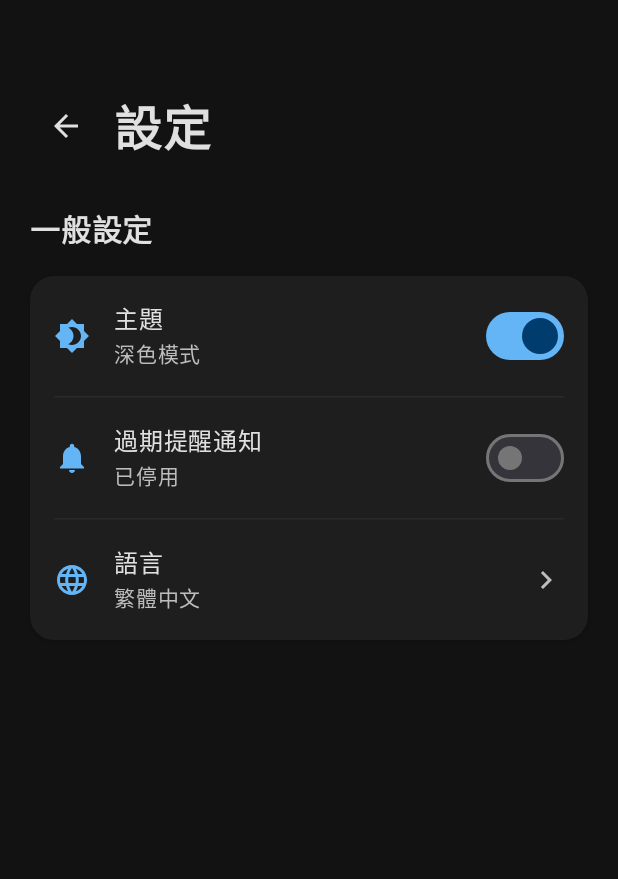
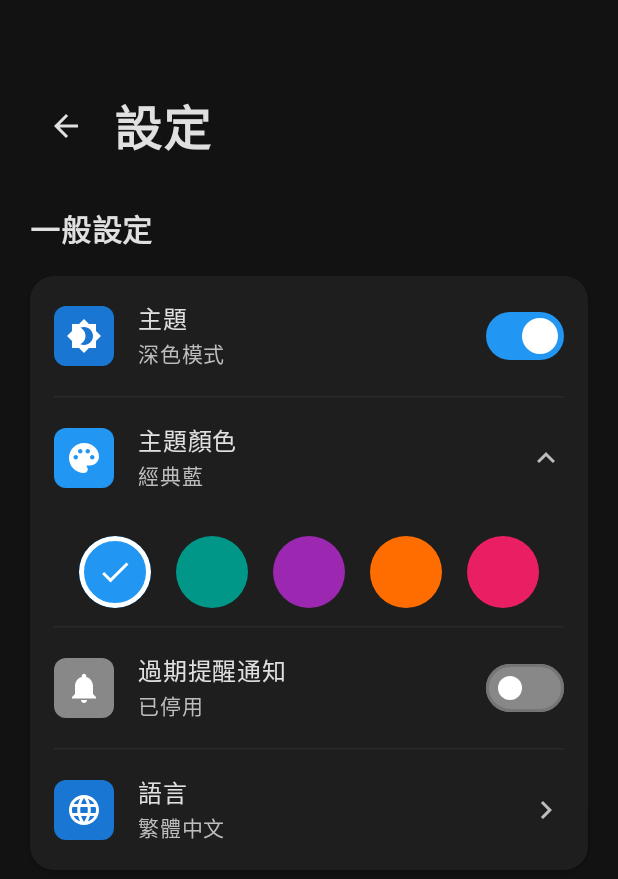
Before and after one commit to kylecheng3146/Fridger, an Android app built with Jetpack Compose: the screen it shows after launch (MainActivity), after a tap on "過期提醒通知", on a phone screen of 412 x 824 dp. Shown: the top 879 px of the screen. Run offline under Robolectric (Android 15) with nearby library versions, the phone set to English and light mode, and no system bars; our stand-ins replace Compose Multiplatform resources; 3 other taps on this screen came first.

Commit message:
feat(settings): 新增主題顏色選擇功能
  提出方案:
   - 在應用程式設定中引入主題顏色選擇功能，允許使用者自訂應用程式的視覺主題。

  主要變更內容：

   - 在 SettingsScreen 中新增主題顏色選擇區塊，提供多種預設顏色選項供使用者選擇。
   - 使用者選擇的主題顏色將即時應用於應用程式的 UI 元素，包括按鈕、圖示和背景等。
   - App.kt 更新以傳遞選定的主題顏色至 FridgerTheme 和 SettingsScreen。

  技術改進：

   - 定義 ThemeColor 列舉，包含多種預設主題顏色及其對應的 Material Design 顏色值（primary, primaryDark,
     primaryLight）。
   - 修改 Theme.kt 中的 LightColorScheme 和 DarkColorScheme，使其能夠根據選定的 ThemeColor 動態生成顏色方案。
   - SettingsViewModel 新增 onThemeColorChange 方法，用於管理和更新主題顏色狀態。
   - 優化 SettingsScreen 中 Switch 元件的顏色，使其與選定的主題顏色保持一致。
   - 調整 SettingsItem 中的圖示背景顏色，使其能夠動態適應選定的主題顏色。

  其他優化：

   - 提升使用者體驗，提供更豐富的個人化選項。
   - 改善應用程式的視覺一致性和美觀性。

  影響範圍：

   - 主要影響應用程式的設定頁面和整體視覺主題。
   - 對現有功能無負面影響，所有原有設定功能（如深色模式、通知設定、語言選擇等）保持正常運作。

  驗證求解：

   - 手動測試：
   - 選擇不同的主題顏色，確認應用程式 UI 元素（如頂部欄、按鈕、開關、圖示背景）的顏色隨之改變。
   - 確認設定頁面中的所有開關和圖示背景顏色正確顯示，並與選定的主題顏色協調。

   - 功能驗證：
   - 確認主題顏色選擇功能正常運作，使用者可以順利切換不同的主題顏色。

   - 回歸測試：
   - 確認現有設定功能（如通知開關、提醒天數設定、音效開關、震動開關、語言選擇）未受影響，仍能正常使用。

   - 邊界與異常測試：
   - 快速切換主題顏色和深色模式，確認 UI 穩定性，無閃爍或異常顯示。

```diff
--- a/composeApp/src/commonMain/kotlin/fridger/com/io/App.kt
+++ b/composeApp/src/commonMain/kotlin/fridger/com/io/App.kt
@@ -7,6 +7,7 @@ import androidx.compose.runtime.remember
 import androidx.compose.runtime.setValue
 import fridger.com.io.presentation.home.HomeScreen
 import fridger.com.io.presentation.settings.SettingsScreen
+import fridger.com.io.presentation.settings.ThemeColor
 import fridger.com.io.ui.theme.FridgerTheme
 import org.jetbrains.compose.ui.tooling.preview.Preview
 
@@ -15,19 +16,26 @@ import org.jetbrains.compose.ui.tooling.preview.Preview
 @Preview
 fun App() {
     var isDarkTheme by remember { mutableStateOf(false) }
+    var selectedThemeColor by remember { mutableStateOf(ThemeColor.BLUE) }
     var currentScreen by remember { mutableStateOf(Screen.Home) }
 
-    FridgerTheme(darkTheme = isDarkTheme) {
+    FridgerTheme(
+        darkTheme = isDarkTheme,
+        themeColor = selectedThemeColor
+    ) {
         when (currentScreen) {
             Screen.Home -> {
                 HomeScreen(
                     onSettingsClick = { currentScreen = Screen.Settings }
                 )
             }
+
             Screen.Settings -> {
                 SettingsScreen(
                     isDarkTheme = isDarkTheme,
+                    selectedThemeColor = selectedThemeColor,
                     onThemeChange = { isDarkTheme = it },
+                    onThemeColorChange = { selectedThemeColor = it },
                     onBackClick = { currentScreen = Screen.Home }
                 )
             }
--- a/composeApp/src/commonMain/kotlin/fridger/com/io/presentation/settings/SettingsScreen.kt
+++ b/composeApp/src/commonMain/kotlin/fridger/com/io/presentation/settings/SettingsScreen.kt
@@ -3,9 +3,11 @@
 package fridger.com.io.presentation.settings
 
 import androidx.compose.foundation.background
+import androidx.compose.foundation.border
 import androidx.compose.foundation.clickable
 import androidx.compose.foundation.layout.*
 import androidx.compose.foundation.rememberScrollState
+import androidx.compose.foundation.shape.CircleShape
 import androidx.compose.foundation.shape.RoundedCornerShape
 import androidx.compose.foundation.verticalScroll
 import androidx.compose.material.icons.Icons
@@ -15,6 +17,7 @@ import androidx.compose.runtime.*
 import androidx.compose.ui.Alignment
 import androidx.compose.ui.Modifier
 import androidx.compose.ui.draw.clip
+import androidx.compose.ui.graphics.Color
 import androidx.compose.ui.text.font.FontWeight
 import androidx.compose.ui.unit.dp
 import androidx.compose.ui.unit.sp
@@ -23,16 +26,19 @@ import fridger.com.io.ui.theme.AppColors
 @Composable
 fun SettingsScreen(
     isDarkTheme: Boolean,
+    selectedThemeColor: ThemeColor,
     onThemeChange: (Boolean) -> Unit,
+    onThemeColorChange: (ThemeColor) -> Unit,
     onBackClick: () -> Unit,
     modifier: Modifier = Modifier
 ) {
     val viewModel = remember { SettingsViewModel() }
     val uiState by viewModel.uiState.collectAsState()
 
-    // Update dark theme state from parent
-    LaunchedEffect(isDarkTheme) {
+    // Update states from parent
+    LaunchedEffect(isDarkTheme, selectedThemeColor) {
         viewModel.onThemeChange(isDarkTheme)
+        viewModel.onThemeColorChange(selectedThemeColor)
     }
 
     Column(
@@ -51,6 +57,7 @@ fun SettingsScreen(
             // Theme Setting
             SettingsItem(
                 icon = Icons.Default.Brightness4,
+                iconBackgroundColor = uiState.selectedThemeColor.primaryDark,
                 title = "主題",
                 subtitle = if (uiState.isDarkTheme) "深色模式" else "淺色模式",
                 onClick = {
@@ -64,8 +71,80 @@ fun SettingsScreen(
                     onCheckedChange = { newTheme ->
                         viewModel.onThemeChange(newTheme)
                         onThemeChange(newTheme)
+                    },
+                    colors = SwitchDefaults.colors(
+                        checkedThumbColor = Color.White,
+                        checkedTrackColor = uiState.selectedThemeColor.primary,
+                        uncheckedThumbColor = Color.White,
+                        uncheckedTrackColor = Color.Gray
+                    )
+                )
             }
+
+            HorizontalDivider(
+                modifier = Modifier.padding(horizontal = 16.dp),
+                color = MaterialTheme.colorScheme.outlineVariant.copy(alpha = 0.3f)
             )
+
+            // Theme Color Setting
+            var showThemeColorPicker by remember { mutableStateOf(false) }
+
+            SettingsItem(
+                icon = Icons.Default.Palette,
+                iconBackgroundColor = uiState.selectedThemeColor.primary,
+                title = "主題顏色",
+                subtitle = uiState.selectedThemeColor.displayName,
+                onClick = { showThemeColorPicker = !showThemeColorPicker }
+            ) {
+                Icon(
+                    imageVector = if (showThemeColorPicker) Icons.Default.ExpandLess else Icons.Default.ChevronRight,
+                    contentDescription = null,
+                    tint = MaterialTheme.colorScheme.onSurfaceVariant
+                )
+            }
+
+            // Theme Color Picker
+            if (showThemeColorPicker) {
+                Row(
+                    modifier = Modifier
+                        .fillMaxWidth()
+                        .padding(horizontal = 16.dp, vertical = 12.dp),
+                    horizontalArrangement = Arrangement.SpaceEvenly
+                ) {
+                    ThemeColor.values().forEach { themeColor ->
+                        Box(
+                            modifier = Modifier
+                                .size(48.dp)
+                                .clip(CircleShape)
+                                .background(themeColor.primary)
+                                .clickable {
+                                    viewModel.onThemeColorChange(themeColor)
+                                    onThemeColorChange(themeColor)
+                                }
+                                .then(
+                                    if (uiState.selectedThemeColor==themeColor) {
+                                        Modifier.border(
+                                            width = 3.dp,
+                                            color = if (uiState.isDarkTheme) Color.White else Color.Black,
+                                            shape = CircleShape
+                                        )
+                                    } else {
+                                        Modifier
+                                    }
+                                ),
+                            contentAlignment = Alignment.Center
+                        ) {
+                            if (uiState.selectedThemeColor==themeColor) {
+                                Icon(
+                                    imageVector = Icons.Default.Check,
+                                    contentDescription = null,
+                                    tint = Color.White,
+                                    modifier = Modifier.size(24.dp)
+                                )
+                            }
+                        }
+                    }
+                }
             }
 
             HorizontalDivider(
@@ -76,6 +155,7 @@ fun SettingsScreen(
             // Notification Settings
             SettingsItem(
                 icon = Icons.Default.Notifications,
+                iconBackgroundColor = if (uiState.notificationEnabled) uiState.selectedThemeColor.primaryDark else Color.Gray,
                 title = "過期提醒通知",
                 subtitle = if (uiState.notificationEnabled) "已啟用" else "已停用",
                 onClick = {
@@ -84,7 +164,13 @@ fun SettingsScreen(
             ) {
                 Switch(
                     checked = uiState.notificationEnabled,
-                    onCheckedChange = viewModel::onNotificationEnabledChange
+                    onCheckedChange = viewModel::onNotificationEnabledChange,
+                    colors = SwitchDefaults.colors(
+                        checkedThumbColor = Color.White,
+                        checkedTrackColor = uiState.selectedThemeColor.primary,
+                        uncheckedThumbColor = Color.White,
+                        uncheckedTrackColor = Color.Gray
+                    )
                 )
             }
 
@@ -94,6 +180,7 @@ fun SettingsScreen(
 
                 SettingsItem(
                     icon = Icons.Default.Schedule,
+                    iconBackgroundColor = uiState.selectedThemeColor.primaryDark,
                     title = "提醒時間",
                     subtitle = "過期前 ${uiState.reminderDays} 天提醒",
                     onClick = { showReminderDialog = true }
@@ -108,6 +195,7 @@ fun SettingsScreen(
                 // Sound Setting
                 SettingsItem(
                     icon = Icons.Default.VolumeUp,
+                    iconBackgroundColor = if (uiState.soundEnabled) uiState.selectedThemeColor.primaryDark else Color.Gray,
                     title = "通知音效",
                     subtitle = if (uiState.soundEnabled) "已啟用" else "已停用",
                     onClick = {
@@ -116,13 +204,20 @@ fun SettingsScreen(
                 ) {
                     Switch(
                         checked = uiState.soundEnabled,
-                        onCheckedChange = viewModel::onSoundEnabledChange
+                        onCheckedChange = viewModel::onSoundEnabledChange,
+                        colors = SwitchDefaults.colors(
+                            checkedThumbColor = Color.White,
+                            checkedTrackColor = uiState.selectedThemeColor.primary,
+                            uncheckedThumbColor = Color.White,
+                            uncheckedTrackColor = Color.Gray
+                        )
                     )
                 }
 
                 // Vibration Setting
                 SettingsItem(
                     icon = Icons.Default.PhoneAndroid,
+                    iconBackgroundColor = if (uiState.vibrationEnabled) uiState.selectedThemeColor.primaryDark else Color.Gray,
                     title = "震動提醒",
                     subtitle = if (uiState.vibrationEnabled) "已啟用" else "已停用",
                     onClick = {
@@ -131,7 +226,13 @@ fun SettingsScreen(
                 ) {
                     Switch(
                         checked = uiState.vibrationEnabled,
-                        onCheckedChange = viewModel::onVibrationEnabledChange
+                        onCheckedChange = viewModel::onVibrationEnabledChange,
+                        colors = SwitchDefaults.colors(
+                            checkedThumbColor = Color.White,
+                            checkedTrackColor = uiState.selectedThemeColor.primary,
+                            uncheckedThumbColor = Color.White,
+                            uncheckedTrackColor = Color.Gray
+                        )
                     )
                 }
 
@@ -158,6 +259,7 @@ fun SettingsScreen(
 
             SettingsItem(
                 icon = Icons.Default.Language,
+                iconBackgroundColor = uiState.selectedThemeColor.primaryDark,
                 title = "語言",
                 subtitle = uiState.selectedLanguage.displayName,
                 onClick = { showLanguageDialog = true }
@@ -250,6 +352,7 @@ private fun SettingsSection(
 @Composable
 private fun SettingsItem(
     icon: androidx.compose.ui.graphics.vector.ImageVector,
+    iconBackgroundColor: Color,
     title: String,
     subtitle: String,
     onClick: () -> Unit,
@@ -262,12 +365,21 @@ private fun SettingsItem(
             .padding(16.dp),
         verticalAlignment = Alignment.CenterVertically
     ) {
+        // Icon with background
+        Box(
+            modifier = Modifier
+                .size(40.dp)
+                .clip(RoundedCornerShape(8.dp))
+                .background(iconBackgroundColor),
+            contentAlignment = Alignment.Center
+        ) {
             Icon(
                 imageVector = icon,
                 contentDescription = null,
-            tint = MaterialTheme.colorScheme.primary,
+                tint = Color.White,
                 modifier = Modifier.size(24.dp)
             )
+        }
 
         Spacer(modifier = Modifier.width(16.dp))
 
@@ -320,7 +432,7 @@ private fun ReminderDaysDialog(
                         verticalAlignment = Alignment.CenterVertically
                     ) {
                         RadioButton(
-                            selected = selectedDays == days,
+                            selected = selectedDays==days,
                             onClick = { selectedDays = days }
                         )
                         Spacer(modifier = Modifier.width(8.dp))
@@ -367,7 +479,7 @@ private fun LanguageDialog(
                         verticalAlignment = Alignment.CenterVertically
                     ) {
                         RadioButton(
-                            selected = currentLanguage == language,
+                            selected = currentLanguage==language,
                             onClick = { onLanguageSelect(language) }
                         )
                         Spacer(modifier = Modifier.width(8.dp))
--- a/composeApp/src/commonMain/kotlin/fridger/com/io/presentation/settings/SettingsViewModel.kt
+++ b/composeApp/src/commonMain/kotlin/fridger/com/io/presentation/settings/SettingsViewModel.kt
@@ -1,5 +1,6 @@
 package fridger.com.io.presentation.settings
 
+import androidx.compose.ui.graphics.Color
 import kotlinx.coroutines.flow.MutableStateFlow
 import kotlinx.coroutines.flow.StateFlow
 import kotlinx.coroutines.flow.asStateFlow
@@ -11,6 +12,10 @@ class SettingsViewModel {
 
     fun onThemeChange(isDarkTheme: Boolean) {
         _uiState.update { it.copy(isDarkTheme = isDarkTheme) }
+    }
+
+    fun onThemeColorChange(themeColor: ThemeColor) {
+        _uiState.update { it.copy(selectedThemeColor = themeColor) }
     }
 
     fun onNotificationEnabledChange(enabled: Boolean) {
@@ -36,6 +41,7 @@ class SettingsViewModel {
 
 data class SettingsUiState(
     val isDarkTheme: Boolean = false,
+    val selectedThemeColor: ThemeColor = ThemeColor.BLUE,
     val notificationEnabled: Boolean = true,
     val reminderDays: Int = 3,
     val soundEnabled: Boolean = true,
@@ -48,3 +54,41 @@ enum class Language(val displayName: String, val code: String) {
     ENGLISH("English", "en"),
     JAPANESE("日本語", "ja")
 }
+
+enum class ThemeColor(
+    val displayName: String,
+    val primary: Color,
+    val primaryDark: Color,
+    val primaryLight: Color
+) {
+    BLUE(
+        displayName = "經典藍",
+        primary = Color(0xFF2196F3),
+        primaryDark = Color(0xFF1976D2),
+        primaryLight = Color(0xFF64B5F6)
+    ),
+    TEAL(
+        displayName = "青綠色",
+        primary = Color(0xFF009688),
+        primaryDark = Color(0xFF00796B),
+        primaryLight = Color(0xFF4DB6AC)
+    ),
+    PURPLE(
+        displayName = "優雅紫",
+        primary = Color(0xFF9C27B0),
+        primaryDark = Color(0xFF7B1FA2),
+        primaryLight = Color(0xFFBA68C8)
+    ),
+    ORANGE(
+        displayName = "活力橙",
+        primary = Color(0xFFFF6D00),
+        primaryDark = Color(0xFFE65100),
+        primaryLight = Color(0xFFFF9100)
+    ),
+    PINK(
+        displayName = "櫻花粉",
+        primary = Color(0xFFE91E63),
+        primaryDark = Color(0xFFC2185B),
+        primaryLight = Color(0xFFF06292)
+    )
+}
--- a/composeApp/src/commonMain/kotlin/fridger/com/io/ui/theme/Theme.kt
+++ b/composeApp/src/commonMain/kotlin/fridger/com/io/ui/theme/Theme.kt
@@ -4,10 +4,11 @@ import androidx.compose.foundation.isSystemInDarkTheme
 import androidx.compose.material3.*
 import androidx.compose.runtime.Composable
 import androidx.compose.ui.graphics.Color
+import fridger.com.io.presentation.settings.ThemeColor
 
 // App Color Palette
 object AppColors {
-    // Primary Colors
+    // Primary Colors (will be replaced by dynamic theme)
     val Primary = Color(0xFF2196F3)
     val PrimaryVariant = Color(0xFF1976D2)
     val Secondary = Color(0xFFFFC107)
@@ -41,11 +42,11 @@ object AppColors {
     val DarkProgressTrack = Color(0xFF424242)
 }
 
-private val LightColorScheme = lightColorScheme(
-    primary = AppColors.Primary,
+private fun getLightColorScheme(themeColor: ThemeColor) = lightColorScheme(
+    primary = themeColor.primary,
     onPrimary = AppColors.OnPrimary,
-    primaryContainer = Color(0xFFBBDEFB),
-    onPrimaryContainer = Color(0xFF0D47A1),
+    primaryContainer = themeColor.primaryLight.copy(alpha = 0.3f),
+    onPrimaryContainer = themeColor.primaryDark,
     secondary = AppColors.Secondary,
     onSecondary = AppColors.OnSecondary,
     secondaryContainer = Color(0xFFFFE082),
@@ -69,11 +70,11 @@ private val LightColorScheme = lightColorScheme(
     scrim = Color.Black
 )
 
-private val DarkColorScheme = darkColorScheme(
-    primary = Color(0xFF64B5F6),
-    onPrimary = Color(0xFF003C6E),
-    primaryContainer = Color(0xFF0D47A1),
-    onPrimaryContainer = Color(0xFFBBDEFB),
+private fun getDarkColorScheme(themeColor: ThemeColor) = darkColorScheme(
+    primary = themeColor.primaryLight,
+    onPrimary = themeColor.primaryDark,
+    primaryContainer = themeColor.primaryDark,
+    onPrimaryContainer = themeColor.primaryLight.copy(alpha = 0.9f),
     secondary = Color(0xFFFFD54F),
     onSecondary = Color(0xFF3E2D00),
     secondaryContainer = Color(0xFF6D4C00),
@@ -100,11 +101,12 @@ private val DarkColorScheme = darkColorScheme(
 @Composable
 fun FridgerTheme(
     darkTheme: Boolean = isSystemInDarkTheme(),
+    themeColor: ThemeColor = ThemeColor.BLUE,
     content: @Composable () -> Unit
 ) {
     val colorScheme = when {
-        darkTheme -> DarkColorScheme
-        else -> LightColorScheme
+        darkTheme -> getDarkColorScheme(themeColor)
+        else -> getLightColorScheme(themeColor)
     }
 
     MaterialTheme(
```
Lines whose indentation alone changed are shown as unchanged.
